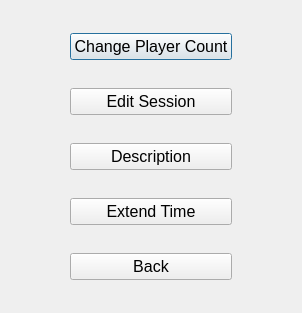
Before: the Qt Designer form UI/menudialog.ui in Mohsenhatami000/GameNet-Manager, drawn with Qt 5.
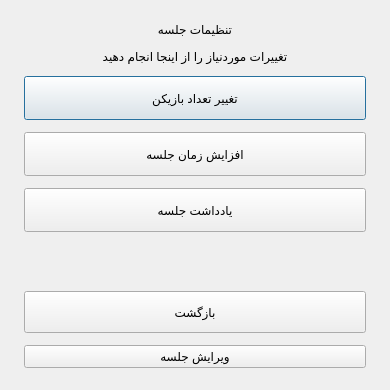
After: the same form once the commit is applied.

```diff
--- a/UI/menudialog.ui
+++ b/UI/menudialog.ui
@@ -2,186 +2,16 @@
 <ui version="4.0">
  <class>MenuDialog</class>
  <widget class="QDialog" name="MenuDialog">
-  <property name="geometry">
-   <rect>
-    <x>0</x>
-    <y>0</y>
-    <width>302</width>
-    <height>313</height>
-   </rect>
-  </property>
-  <property name="windowTitle">
-   <string>Dialog</string>
-  </property>
-  <layout class="QGridLayout" name="gridLayout">
-   <item row="0" column="1">
-    <layout class="QVBoxLayout" name="verticalLayout_2">
-     <item>
-      <spacer name="verticalSpacer">
-       <property name="orientation">
-        <enum>Qt::Orientation::Vertical</enum>
-       </property>
-       <property name="sizeHint" stdset="0">
-        <size>
-         <width>20</width>
-         <height>40</height>
-        </size>
-       </property>
-      </spacer>
-     </item>
-     <item>
-      <widget class="QPushButton" name="pushButton_change_player_count">
-       <property name="font">
-        <font>
-         <pointsize>12</pointsize>
-        </font>
-       </property>
-       <property name="text">
-        <string>Change Player Count</string>
-       </property>
-      </widget>
-     </item>
-     <item>
-      <spacer name="verticalSpacer_3">
-       <property name="orientation">
-        <enum>Qt::Orientation::Vertical</enum>
-       </property>
-       <property name="sizeHint" stdset="0">
-        <size>
-         <width>20</width>
-         <height>40</height>
-        </size>
-       </property>
-      </spacer>
-     </item>
-     <item>
-      <widget class="QPushButton" name="pushButton_edit_session">
-       <property name="font">
-        <font>
-         <pointsize>12</pointsize>
-        </font>
-       </property>
-       <property name="text">
-        <string>Edit Session</string>
-       </property>
-      </widget>
-     </item>
-     <item>
-      <spacer name="verticalSpacer_4">
-       <property name="orientation">
-        <enum>Qt::Orientation::Vertical</enum>
-       </property>
-       <property name="sizeHint" stdset="0">
-        <size>
-         <width>20</width>
-         <height>40</height>
-        </size>
-       </property>
-      </spacer>
-     </item>
-     <item>
-      <widget class="QPushButton" name="pushButton_description">
-       <property name="font">
-        <font>
-         <pointsize>12</pointsize>
-        </font>
-       </property>
-       <property name="text">
-        <string>Description</string>
-       </property>
-      </widget>
-     </item>
-     <item>
-      <spacer name="verticalSpacer_5">
-       <property name="orientation">
-        <enum>Qt::Orientation::Vertical</enum>
-       </property>
-       <property name="sizeHint" stdset="0">
-        <size>
-         <width>20</width>
-         <height>40</height>
-        </size>
-       </property>
-      </spacer>
-     </item>
-     <item>
-      <widget class="QPushButton" name="pushButton_extend_time">
-       <property name="font">
-        <font>
-         <pointsize>12</pointsize>
-        </font>
-       </property>
-       <property name="text">
-        <string>Extend Time</string>
-       </property>
-      </widget>
-     </item>
-     <item>
-      <spacer name="verticalSpacer_6">
-       <property name="orientation">
-        <enum>Qt::Orientation::Vertical</enum>
-       </property>
-       <property name="sizeHint" stdset="0">
-        <size>
-         <width>20</width>
-         <height>40</height>
-        </size>
-       </property>
-      </spacer>
-     </item>
-     <item>
-      <widget class="QPushButton" name="pushButton_back">
-       <property name="font">
-        <font>
-         <pointsize>12</pointsize>
-        </font>
-       </property>
-       <property name="text">
-        <string>Back</string>
-       </property>
-      </widget>
-     </item>
-     <item>
-      <spacer name="verticalSpacer_2">
-       <property name="orientation">
-        <enum>Qt::Orientation::Vertical</enum>
-       </property>
-       <property name="sizeHint" stdset="0">
-        <size>
-         <width>20</width>
-         <height>40</height>
-        </size>
-       </property>
-      </spacer>
-     </item>
-    </layout>
-   </item>
-   <item row="0" column="0">
-    <spacer name="horizontalSpacer">
-     <property name="orientation">
-      <enum>Qt::Orientation::Horizontal</enum>
-     </property>
-     <property name="sizeHint" stdset="0">
-      <size>
-       <width>40</width>
-       <height>20</height>
-      </size>
-     </property>
-    </spacer>
-   </item>
-   <item row="0" column="2">
-    <spacer name="horizontalSpacer_2">
-     <property name="orientation">
-      <enum>Qt::Orientation::Horizontal</enum>
-     </property>
-     <property name="sizeHint" stdset="0">
-      <size>
-       <width>40</width>
-       <height>20</height>
-      </size>
-     </property>
-    </spacer>
-   </item>
+  <property name="geometry"><rect><x>0</x><y>0</y><width>390</width><height>390</height></rect></property><property name="minimumSize"><size><width>360</width><height>360</height></size></property><property name="windowTitle"><string>تنظیمات جلسه</string></property><property name="modal"><bool>true</bool></property>
+  <layout class="QVBoxLayout" name="menuRoot"><property name="leftMargin"><number>24</number></property><property name="topMargin"><number>22</number></property><property name="rightMargin"><number>24</number></property><property name="bottomMargin"><number>22</number></property><property name="spacing"><number>12</number></property>
+   <item><widget class="QLabel" name="menuTitle"><property name="text"><string>تنظیمات جلسه</string></property><property name="alignment"><set>Qt::AlignmentFlag::AlignCenter</set></property></widget></item>
+   <item><widget class="QLabel" name="menuSubtitle"><property name="text"><string>تغییرات موردنیاز را از اینجا انجام دهید</string></property><property name="alignment"><set>Qt::AlignmentFlag::AlignCenter</set></property></widget></item>
+   <item><widget class="QPushButton" name="pushButton_change_player_count"><property name="minimumSize"><size><width>0</width><height>44</height></size></property><property name="text"><string>تغییر تعداد بازیکن</string></property></widget></item>
+   <item><widget class="QPushButton" name="pushButton_extend_time"><property name="minimumSize"><size><width>0</width><height>44</height></size></property><property name="text"><string>افزایش زمان جلسه</string></property></widget></item>
+   <item><widget class="QPushButton" name="pushButton_description"><property name="minimumSize"><size><width>0</width><height>44</height></size></property><property name="text"><string>یادداشت جلسه</string></property></widget></item>
+   <item><spacer name="menuSpacer"><property name="orientation"><enum>Qt::Orientation::Vertical</enum></property><property name="sizeHint" stdset="0"><size><width>20</width><height>10</height></size></property></spacer></item>
+   <item><widget class="QPushButton" name="pushButton_back"><property name="minimumSize"><size><width>0</width><height>42</height></size></property><property name="text"><string>بازگشت</string></property></widget></item>
+   <item><widget class="QPushButton" name="pushButton_edit_session"><property name="visible"><bool>false</bool></property><property name="text"><string>ویرایش جلسه</string></property></widget></item>
   </layout>
  </widget>
  <resources/>
```
Left out of the diff: 4 changed lines with no effect on the pictures.
